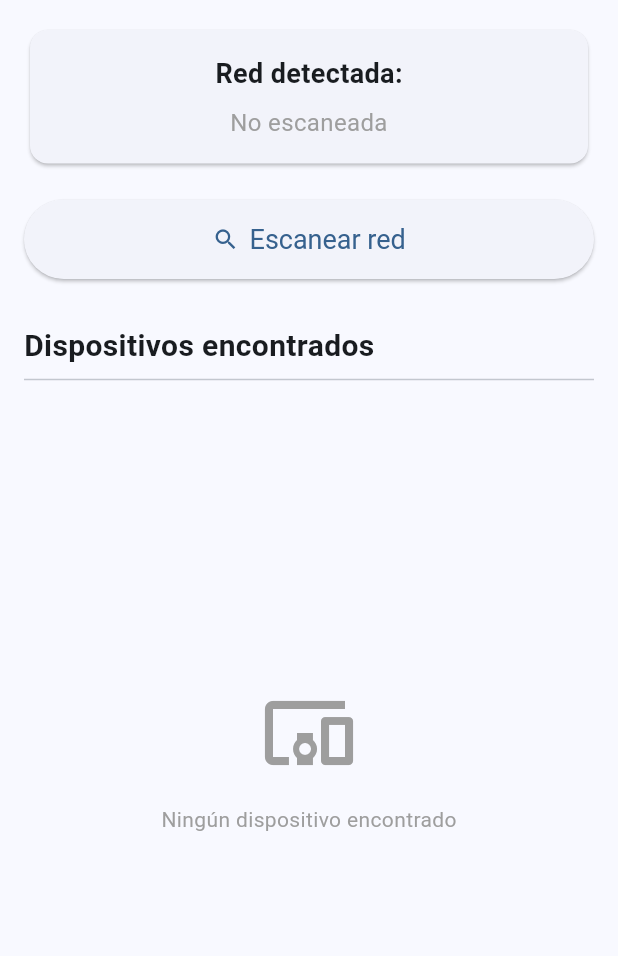
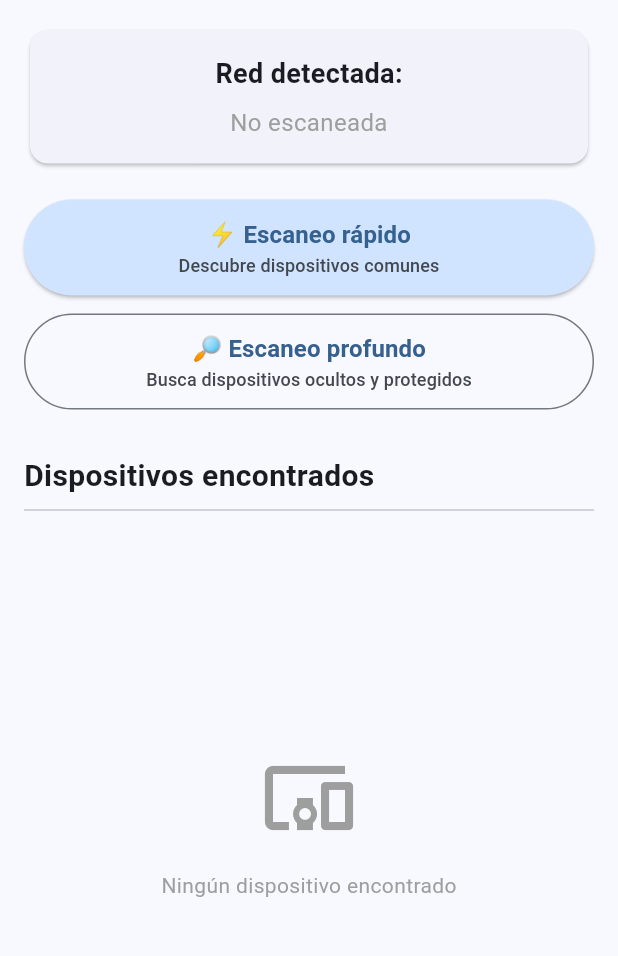
Before and after one commit to aldargt/MiniNmap_Flutter, a Flutter app: the screen it shows after launch, on a phone screen of 412 x 824 dp, the part 84-1040 px from its top. Run offline on Flutter 3.47's test engine with Material 3 defaults, Android fonts, the phone set to English and light mode, and no system bars; missing offline and left inert: lan_scanner, network_info_plus.

Commit message:
Agregar escaneo rápido y profundo con detección híbrida optimizada

```diff
--- a/lib/main.dart
+++ b/lib/main.dart
@@ -46,12 +46,13 @@ class _MiniNmapHomeState extends State<MiniNmapHome> {
   String _statusMessage = '';
   final List<Device> _devices = [];
 
-  final List<int> _commonPorts = [445, 135, 139, 80, 443, 22, 3389];
+  final List<int> _priorityPorts = [445, 135, 139, 80, 443, 22, 3389];
+  final List<int> _secondaryPorts = [21, 554, 8080, 8443, 9100, 5353, 1900];
 
-  Future<bool> _probeIp(String ip) async {
-    for (int port in _commonPorts) {
+  Future<bool> _probeIp(String ip, List<int> ports, Duration timeout) async {
+    for (int port in ports) {
       try {
-        final socket = await Socket.connect(ip, port, timeout: const Duration(milliseconds: 500));
+        final socket = await Socket.connect(ip, port, timeout: timeout);
         await socket.close();
         return true; // Host activo
       } catch (_) {
@@ -61,13 +62,13 @@ class _MiniNmapHomeState extends State<MiniNmapHome> {
     return false;
   }
 
-  Future<void> _performHybridScan() async {
+  Future<void> _performScan({bool isDeepScan = false}) async {
     setState(() {
       _isScanning = true;
       _scanCompleted = false;
       _devices.clear();
       _subnet = 'Buscando red...';
-      _statusMessage = 'Iniciando fase ICMP...';
+      _statusMessage = isDeepScan ? 'Iniciando escaneo profundo...' : 'Iniciando escaneo rápido...';
     });
 
     try {
@@ -88,6 +89,9 @@ class _MiniNmapHomeState extends State<MiniNmapHome> {
       });
 
       // Fase 1: Escaneo ICMP
+      setState(() {
+        _statusMessage = 'Fase ICMP en curso...';
+      });
       final scanner = LanScanner();
       final List<Host> icmpHosts = await scanner.quickIcmpScanAsync(subnetBase);
 
@@ -105,12 +109,12 @@ class _MiniNmapHomeState extends State<MiniNmapHome> {
         );
       }
 
+      if (isDeepScan) {
         setState(() {
           _statusMessage = 'Fase ICMP completada. Iniciando Fallback TCP...';
         });
 
         // Fase 2: Fallback TCP para IPs no encontradas
-      // Escaneamos del 1 al 254
         List<String> remainingIps = [];
         for (int i = 1; i < 255; i++) {
           String targetIp = '$subnetBase.$i';
@@ -130,7 +134,14 @@ class _MiniNmapHomeState extends State<MiniNmapHome> {
           });
 
           List<Future<void>> probes = batch.map((targetIp) async {
-          bool isActive = await _probeIp(targetIp);
+            // Nivel 1: Puertos prioritarios (300ms)
+            bool isActive = await _probeIp(targetIp, _priorityPorts, const Duration(milliseconds: 300));
+
+            // Nivel 2: Solo si falló el Nivel 1 (500ms)
+            if (!isActive) {
+              isActive = await _probeIp(targetIp, _secondaryPorts, const Duration(milliseconds: 500));
+            }
+
             if (isActive) {
               setState(() {
                 _devices.add(
@@ -141,6 +152,7 @@ class _MiniNmapHomeState extends State<MiniNmapHome> {
           }).toList();
 
           await Future.wait(probes);
+        }
       }
 
       setState(() {
@@ -184,7 +196,10 @@ class _MiniNmapHomeState extends State<MiniNmapHome> {
                   children: [
                     const Text(
                       'Red detectada:',
-                      style: TextStyle(fontSize: 18, fontWeight: FontWeight.bold),
+                      style: TextStyle(
+                        fontSize: 18,
+                        fontWeight: FontWeight.bold,
+                      ),
                     ),
                     const SizedBox(height: 8),
                     Text(
@@ -196,33 +211,74 @@ class _MiniNmapHomeState extends State<MiniNmapHome> {
                       ),
                       textAlign: TextAlign.center,
                     ),
-                    if (_isScanning) ...[
-                      const SizedBox(height: 8),
-                      Text(
-                        _statusMessage,
-                        style: const TextStyle(fontSize: 12, fontStyle: FontStyle.italic),
-                      ),
-                    ]
                   ],
                 ),
               ),
             ),
             const SizedBox(height: 20),
-            ElevatedButton.icon(
-              onPressed: _isScanning ? null : _performHybridScan,
-              icon: _isScanning
-                ? const SizedBox(
-                    width: 20,
-                    height: 20,
-                    child: CircularProgressIndicator(strokeWidth: 2, color: Colors.blue)
-                  )
-                : const Icon(Icons.search),
-              label: Text(_isScanning ? 'Escaneando...' : 'Escanear red'),
+            Column(
+              crossAxisAlignment: CrossAxisAlignment.stretch,
+              children: [
+                ElevatedButton(
+                  onPressed: _isScanning ? null : () => _performScan(isDeepScan: false),
                   style: ElevatedButton.styleFrom(
-                padding: const EdgeInsets.symmetric(vertical: 16),
-                textStyle: const TextStyle(fontSize: 18),
+                    padding: const EdgeInsets.symmetric(vertical: 12),
+                    backgroundColor: Theme.of(context).colorScheme.primaryContainer,
+                  ),
+                  child: Column(
+                    children: [
+                      const Text('⚡ Escaneo rápido',
+                        style: TextStyle(fontSize: 16, fontWeight: FontWeight.bold)),
+                      Text('Descubre dispositivos comunes',
+                        style: TextStyle(fontSize: 12, color: Theme.of(context).colorScheme.onSurfaceVariant)),
+                    ],
                   ),
                 ),
+                const SizedBox(height: 12),
+                OutlinedButton(
+                  onPressed: _isScanning ? null : () => _performScan(isDeepScan: true),
+                  style: OutlinedButton.styleFrom(
+                    padding: const EdgeInsets.symmetric(vertical: 12),
+                  ),
+                  child: Column(
+                    children: [
+                      const Text('🔎 Escaneo profundo',
+                        style: TextStyle(fontSize: 16, fontWeight: FontWeight.bold)),
+                      Text('Busca dispositivos ocultos y protegidos',
+                        style: TextStyle(fontSize: 12, color: Theme.of(context).colorScheme.onSurfaceVariant)),
+                    ],
+                  ),
+                ),
+              ],
+            ),
+            if (_isScanning) ...[
+              const SizedBox(height: 24),
+              Center(
+                child: Column(
+                  children: [
+                    const CircularProgressIndicator(),
+                    const SizedBox(height: 16),
+                    const Text(
+                      '📡 Escaneando la red...',
+                      style: TextStyle(fontSize: 16, fontWeight: FontWeight.bold),
+                    ),
+                    const Text(
+                      'Buscando dispositivos activos',
+                      style: TextStyle(fontSize: 14, color: Colors.grey),
+                    ),
+                    const SizedBox(height: 8),
+                    Text(
+                      _statusMessage,
+                      style: TextStyle(
+                        fontSize: 12,
+                        fontStyle: FontStyle.italic,
+                        color: Theme.of(context).colorScheme.primary
+                      ),
+                    ),
+                  ],
+                ),
+              ),
+            ],
             const SizedBox(height: 30),
             Row(
               mainAxisAlignment: MainAxisAlignment.spaceBetween,
```
Lines whose indentation alone changed are shown as unchanged.
